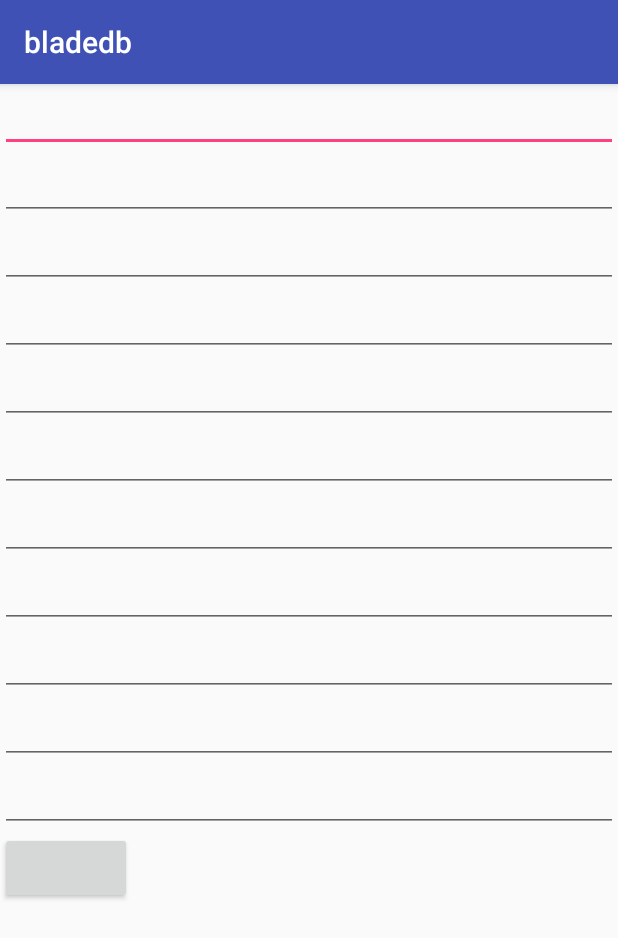
After one commit to jfmxin/bladedb, an Android app: the fragment AddBladeFragment shown on its own in the app's theme, on a phone screen of 412 x 824 dp. The commit adds this screen. Shown: the top 938 px of the screen. Run offline under Robolectric (Android 15) with nearby library versions, the phone set to English and light mode, and no system bars; our stand-ins replace ButterKnife, Firebase (no records; nobody signed in at launch, a user with empty details on screens opened directly), Timber.

Commit message:
BladeListFragment stub, grokking Firebase realtime database, Simple AddBladeFragment.

```diff
--- a/app/build.gradle
+++ b/app/build.gradle
@@ -27,6 +27,7 @@ dependencies {
     apt 'com.jakewharton:butterknife-compiler:8.1.0'
     apt 'com.google.dagger:dagger-compiler:2.5'
     testCompile 'junit:junit:4.12'
+    provided 'javax.annotation:jsr250-api:1.0'
     compile 'com.google.firebase:firebase-auth:9.2.0'
     compile 'com.google.firebase:firebase-database:9.2.0'
     compile 'com.android.support:appcompat-v7:24.0.0'
@@ -43,5 +44,5 @@ dependencies {
     compile 'io.reactivex:rxjava:1.1.0'
     compile 'io.reactivex:rxandroid:1.1.0'
     compile 'com.google.dagger:dagger:2.5'
-    provided 'javax.annotation:jsr250-api:1.0'
+    compile 'com.android.support:support-v4:24.0.0'
 }
--- /dev/null
+++ b/app/src/main/java/com/xin/bladedb/AddBladeFragment.java
@@ -0,0 +1,98 @@
+package com.xin.bladedb;
+
+
+import android.os.Bundle;
+import android.support.annotation.Nullable;
+import android.support.v4.app.Fragment;
+import android.view.LayoutInflater;
+import android.view.View;
+import android.view.ViewGroup;
+import android.widget.EditText;
+
+import com.google.firebase.database.DatabaseReference;
+import com.google.firebase.database.FirebaseDatabase;
+import com.xin.bladedb.model.Blade;
+
+import javax.inject.Inject;
+
+import butterknife.BindView;
+import butterknife.ButterKnife;
+import butterknife.OnClick;
+
+public class AddBladeFragment extends Fragment {
+
+    @BindView(R.id.blade_name_field)
+    EditText bladeName;
+
+    @BindView(R.id.blade_plyCount_field)
+    EditText bladePlyCount;
+
+    @BindView(R.id.blade_thickness_field)
+    EditText bladeThickness;
+
+    @BindView(R.id.blade_weight_field)
+    EditText bladeWeight;
+
+    @BindView(R.id.blade_ply1_field)
+    EditText bladePly1;
+
+    @BindView(R.id.blade_ply2_field)
+    EditText bladePly2;
+
+    @BindView(R.id.blade_ply3_field)
+    EditText bladePly3;
+
+    @BindView(R.id.blade_ply4_field)
+    EditText bladePly4;
+
+    @BindView(R.id.blade_ply5_field)
+    EditText bladePly5;
+
+    @BindView(R.id.blade_ply6_field)
+    EditText bladePly6;
+
+    @BindView(R.id.blade_ply7_field)
+    EditText bladePly7;
+
+    @Inject
+    FirebaseDatabase database;
+    public static AddBladeFragment newInstance(){
+        return new AddBladeFragment();
+    }
+
+    public AddBladeFragment() {
+        // Required empty public constructor
+    }
+
+    @Override
+    public void onCreate(@Nullable Bundle savedInstanceState) {
+        super.onCreate(savedInstanceState);
+        ((MainApplication) getActivity().getApplication()).getMainComponent().inject(this);
+    }
+
+    @Override
+    public View onCreateView(LayoutInflater inflater, ViewGroup container, Bundle savedInstanceState) {
+        // Inflate the layout for this fragment
+        View view = inflater.inflate(R.layout.fragment_add_blade, container, false);
+        ButterKnife.bind(this, view);
+        return view;
+    }
+
+    @OnClick(R.id.submit_blade)
+    public void submitBlade(){
+        DatabaseReference reference = database.getReference().child("blades");
+        Blade blade = new Blade();
+        blade.name = bladeName.getText().toString();
+        blade.weight = Integer.valueOf(bladeWeight.getText().toString());
+        blade.thickness = Double.valueOf(bladeThickness.getText().toString());
+        blade.plyCount = Integer.valueOf(bladePlyCount.getText().toString());
+        blade.ply1 = bladePly1.getText().toString();
+        blade.ply2 = bladePly2.getText().toString();
+        blade.ply3 = bladePly3.getText().toString();
+        blade.ply4 = bladePly4.getText().toString();
+        blade.ply5 = bladePly5.getText().toString();
+        blade.ply6 = bladePly6.getText().toString();
+        blade.ply7 = bladePly7.getText().toString();
+        reference.setValue(blade);
+    }
+}
--- a/app/src/main/java/com/xin/bladedb/FireBaseComponent.java
+++ b/app/src/main/java/com/xin/bladedb/dependencyinjection/component/FirebaseAuthComponent.java
@@ -1,5 +1,7 @@
-package com.xin.bladedb;
+package com.xin.bladedb.dependencyinjection.component;
 
+import com.xin.bladedb.dependencyinjection.module.AppModule;
+import com.xin.bladedb.dependencyinjection.module.FireBaseAuthModule;
 import com.xin.bladedb.login.LoginActivity;
 import com.xin.bladedb.signup.SignUpActivity;
 
@@ -13,10 +15,10 @@ import dagger.Component;
 
 @Singleton
 @Component(modules = {
-        FireBaseModule.class,
+        FireBaseAuthModule.class,
         AppModule.class
 })
-public interface FireBaseComponent {
+public interface FirebaseAuthComponent {
     void inject(LoginActivity loginActivity);
     void inject(SignUpActivity signupactivity);
 }
--- /dev/null
+++ b/app/src/main/java/com/xin/bladedb/dependencyinjection/component/MainComponent.java
@@ -0,0 +1,27 @@
+package com.xin.bladedb.dependencyinjection.component;
+
+import com.xin.bladedb.AddBladeFragment;
+import com.xin.bladedb.BladeListFragment;
+import com.xin.bladedb.MainActivity;
+import com.xin.bladedb.dependencyinjection.module.AppModule;
+import com.xin.bladedb.dependencyinjection.module.FireBaseAuthModule;
+import com.xin.bladedb.dependencyinjection.module.FirebaseDataModule;
+
+import javax.inject.Singleton;
+
+import dagger.Component;
+
+/**
+ * Created by Xin on 7/17/2016.
+ */
+@Singleton
+@Component(modules = {
+        FireBaseAuthModule.class,
+        FirebaseDataModule.class,
+        AppModule.class
+})
+public interface MainComponent {
+    void inject(MainActivity mainActivity);
+    void inject(BladeListFragment fragment);
+    void inject(AddBladeFragment fragment);
+}
--- a/app/src/main/java/com/xin/bladedb/AppModule.java
+++ b/app/src/main/java/com/xin/bladedb/dependencyinjection/module/AppModule.java
@@ -1,4 +1,4 @@
-package com.xin.bladedb;
+package com.xin.bladedb.dependencyinjection.module;
 
 import android.app.Application;
 
@@ -15,7 +15,7 @@ public class AppModule {
 
     Application application;
 
-    AppModule(Application application) {
+    public AppModule(Application application) {
         this.application = application;
     }
 
--- a/app/src/main/res/layout/activity_login.xml
+++ b/app/src/main/res/layout/activity_login.xml
@@ -47,6 +47,7 @@
 
             <EditText
                 android:id="@+id/input_password"
+                android:inputType="textPassword"
                 android:layout_width="match_parent"
                 android:layout_height="wrap_content"
                 android:hint="Password" />
--- a/app/src/main/res/layout/activity_main.xml
+++ b/app/src/main/res/layout/activity_main.xml
@@ -9,10 +9,15 @@
     android:paddingTop="@dimen/activity_vertical_margin"
     tools:context="com.xin.bladedb.MainActivity">
 
+    <FrameLayout
+        android:id="@+id/fragment_frame_layout"
+        android:layout_width="match_parent"
+        android:layout_height="match_parent"/>
     <Button
         android:id="@+id/sign_out_button"
         android:layout_width="wrap_content"
         android:layout_height="wrap_content"
         android:layout_centerInParent="true"
+        android:visibility="gone"
         android:text="Sign Out" />
 </RelativeLayout>
--- /dev/null
+++ b/app/src/main/res/layout/fragment_add_blade.xml
@@ -0,0 +1,58 @@
+<LinearLayout xmlns:android="http://schemas.android.com/apk/res/android"
+    xmlns:tools="http://schemas.android.com/tools"
+    android:layout_width="match_parent"
+    android:layout_height="match_parent"
+    android:orientation="vertical"
+    tools:context="com.xin.bladedb.AddBladeFragment">
+    <EditText
+        android:id="@+id/blade_name_field"
+        android:layout_width="match_parent"
+        android:layout_height="wrap_content" />
+    <EditText
+        android:id="@+id/blade_weight_field"
+        android:inputType="number"
+        android:layout_width="match_parent"
+        android:layout_height="wrap_content" />
+    <EditText
+        android:id="@+id/blade_plyCount_field"
+        android:inputType="number"
+        android:layout_width="match_parent"
+        android:layout_height="wrap_content" />
+    <EditText
+        android:id="@+id/blade_thickness_field"
+        android:inputType="numberDecimal"
+        android:layout_width="match_parent"
+        android:layout_height="wrap_content" />
+    <EditText
+        android:id="@+id/blade_ply1_field"
+        android:layout_width="match_parent"
+        android:layout_height="wrap_content" />
+    <EditText
+        android:id="@+id/blade_ply2_field"
+        android:layout_width="match_parent"
+        android:layout_height="wrap_content" />
+    <EditText
+        android:id="@+id/blade_ply3_field"
+        android:layout_width="match_parent"
+        android:layout_height="wrap_content" />
+    <EditText
+        android:id="@+id/blade_ply4_field"
+        android:layout_width="match_parent"
+        android:layout_height="wrap_content" />
+    <EditText
+        android:id="@+id/blade_ply5_field"
+        android:layout_width="match_parent"
+        android:layout_height="wrap_content" />
+    <EditText
+        android:id="@+id/blade_ply6_field"
+        android:layout_width="match_parent"
+        android:layout_height="wrap_content" />
+    <EditText
+        android:id="@+id/blade_ply7_field"
+        android:layout_width="match_parent"
+        android:layout_height="wrap_content" />
+    <Button
+        android:id="@+id/submit_blade"
+        android:layout_width="wrap_content"
+        android:layout_height="wrap_content" />
+</LinearLayout>
--- a/app/src/main/res/values/strings.xml
+++ b/app/src/main/res/values/strings.xml
@@ -1,3 +1,6 @@
 <resources>
     <string name="app_name">bladedb</string>
+
+    <!-- TODO: Remove or change this placeholder text -->
+    <string name="hello_blank_fragment">Hello blank fragment</string>
 </resources>
```
Also changed, not shown: app/src/main/java/com/xin/bladedb/BladeListFragment.java (added, +56 -0 lines), app/src/main/java/com/xin/bladedb/FireBaseModule.java (deleted, +0 -43 lines), app/src/main/java/com/xin/bladedb/MainActivity.java (+9 -0 lines), app/src/main/java/com/xin/bladedb/MainApplication.java (+24 -6 lines), app/src/main/java/com/xin/bladedb/dependencyinjection/module/FireBaseAuthModule.java (added, +25 -0 lines), app/src/main/java/com/xin/bladedb/dependencyinjection/module/FirebaseDataModule.java (added, +20 -0 lines), app/src/main/java/com/xin/bladedb/dependencyinjection/module/NetworkModule.java (added, +29 -0 lines), app/src/main/java/com/xin/bladedb/login/LoginActivity.java (+16 -1 lines), app/src/main/java/com/xin/bladedb/model/blade.java (added, +20 -0 lines), app/src/main/java/com/xin/bladedb/signup/SignupActivity.java (+16 -1 lines), app/src/main/res/layout/fragment_blade_list.xml (added, +12 -0 lines).
